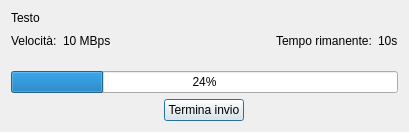
Qt form UserInterface/progressdialog.ui (Claudiaf26/Network_sharing) before a commit.
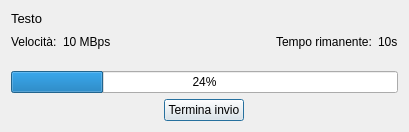
The same form after that commit.

Patch:
```diff
--- a/UserInterface/progressdialog.ui
+++ b/UserInterface/progressdialog.ui
@@ -16,6 +16,11 @@
   <layout class="QVBoxLayout" name="verticalLayout">
    <item>
     <widget class="QLabel" name="textLabel">
+     <property name="font">
+      <font>
+       <pointsize>10</pointsize>
+      </font>
+     </property>
      <property name="text">
       <string>Testo</string>
      </property>
```
Left out of the diff: 2 changed lines with no effect on the pictures.
